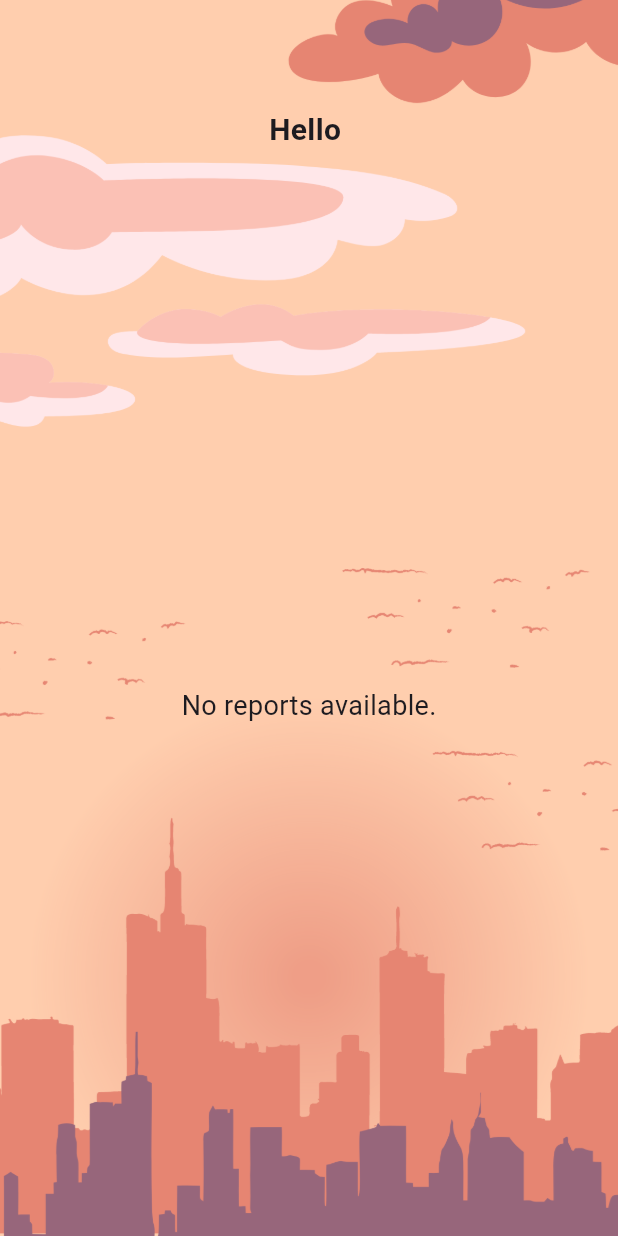
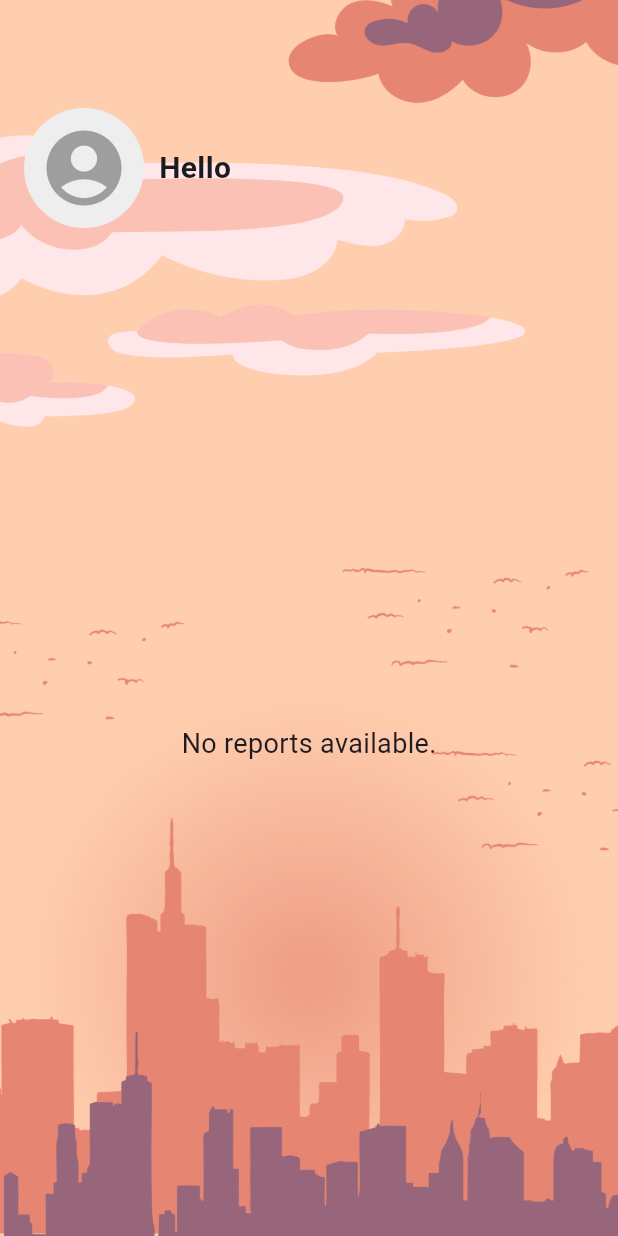
Before and after one commit to SondosAlnbary/final-project, a Flutter app: the AccountScreen screen opened directly, on a phone screen of 412 x 824 dp. Run offline on Flutter 3.47's test engine with Material 3 defaults, Android fonts, the phone set to English and light mode, and no system bars; our stand-ins replace cloud_firestore, firebase_auth, firebase_core, font_awesome_flutter; accounts and stored records are empty.

Commit message:
adding account  icon

```diff
--- a/lib/screens/Account.dart
+++ b/lib/screens/Account.dart
@@ -92,9 +92,23 @@ class _AccountState extends State<AccountScreen> {
               children: [
                 Padding(
                   padding: const EdgeInsets.all(16.0),
-                  child: Text(
-                    'Hello ${username ?? 'Loading...'}', // Greeting with the username
-                    style: TextStyle(fontSize: 20, fontWeight: FontWeight.bold),
+                  child: Row(
+                    children: [
+                      CircleAvatar(
+                        radius: 40,
+                        backgroundColor: Colors.grey.shade200,
+                        child: Icon(
+                          Icons.account_circle,
+                          size: 60,
+                          color: Colors.grey,
+                        ),
+                      ),
+                      SizedBox(width: 10),
+                      Text(
+                        'Hello ${username ?? 'Loading...'}', // Greeting with the username
+                        style: TextStyle(fontSize: 20, fontWeight: FontWeight.bold),
+                      ),
+                    ],
                   ),
                 ),
                 Expanded(
```
